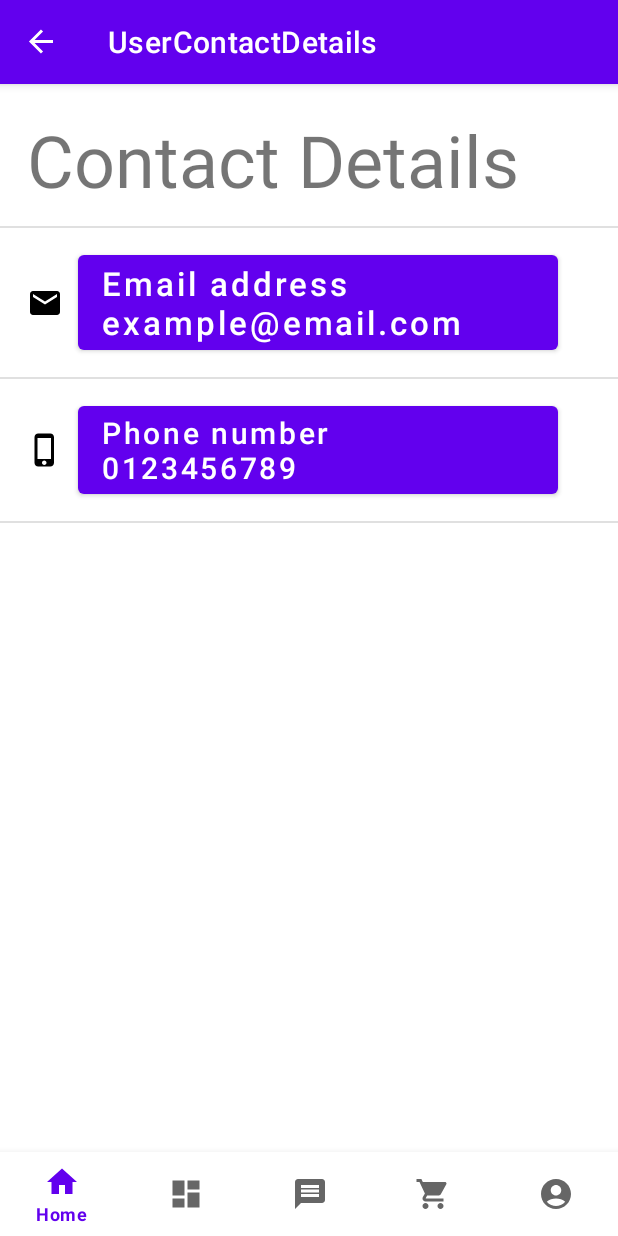
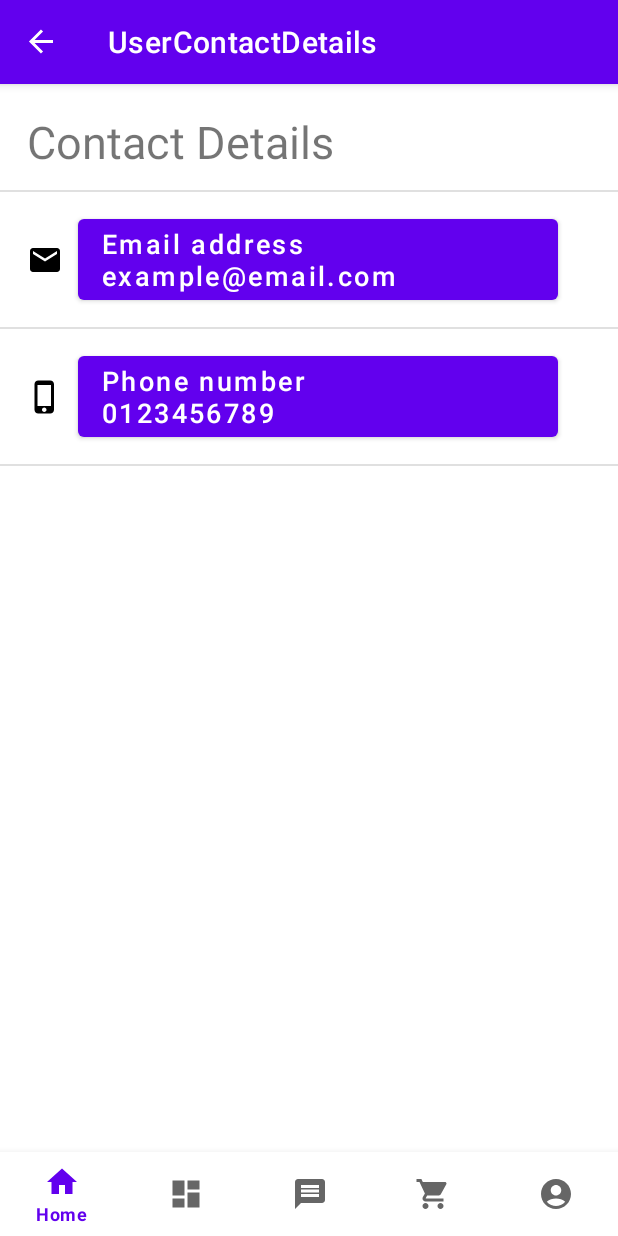
Before and after one commit to ChloeL01/CP3407---Assignment, an Android app: the UserContactDetails screen opened through its navigation route, on a phone screen of 412 x 824 dp. Run offline under Robolectric (Android 15) with nearby library versions, the phone set to English and light mode, and no system bars; our stand-ins replace data binding, navigation-ui.

Commit message:
Created basic UI for fragment_change_password.xml, fragment_user_contact_details.xml. Added navigation for ProfileFragment.kt to UserContactDetails.kt and ChangePassword.kt

```diff
--- a/CP3407Assignment/app/src/main/java/com/example/cp3407_assignment/ui/profile/UserContactDetails.kt
+++ b/CP3407Assignment/app/src/main/java/com/example/cp3407_assignment/ui/profile/UserContactDetails.kt
@@ -25,4 +25,19 @@ class UserContactDetails : Fragment() {
     }
 
 
+    override fun onResume() {
+        super.onResume()
+
+        binding.emailAddress.setOnClickListener { changeEmailAddress() }
+        binding.phoneNumber.setOnClickListener { changePhoneNumber() }
+    }
+
+    private fun changePhoneNumber() {
+        TODO("Not yet implemented")
+    }
+
+    private fun changeEmailAddress() {
+        TODO("Not yet implemented")
+    }
+
 }
--- a/CP3407Assignment/app/src/main/res/layout/fragment_user_contact_details.xml
+++ b/CP3407Assignment/app/src/main/res/layout/fragment_user_contact_details.xml
@@ -19,7 +19,7 @@
             android:layout_marginStart="18dp"
             android:layout_marginTop="18dp"
             android:text="@string/contact_details"
-            android:textSize="48sp"
+            android:textSize="30sp"
             app:layout_constraintStart_toStartOf="parent"
             app:layout_constraintTop_toTopOf="parent" />
 
@@ -40,7 +40,7 @@
             android:gravity="start"
             android:text="Email address\nexample@email.com"
             android:textAllCaps="false"
-            android:textSize="22sp"
+            android:textSize="18sp"
             android:typeface="normal"
             app:layout_constraintStart_toEndOf="@+id/email_ic"
             app:layout_constraintTop_toBottomOf="@+id/contact_title_divider" />
@@ -62,7 +62,7 @@
             android:text="Phone number\n0123456789"
             android:layout_marginStart="10dp"
             android:textAllCaps="false"
-            android:textSize="20sp"
+            android:textSize="18sp"
             android:typeface="normal"
             app:layout_constraintStart_toEndOf="@+id/phone_ic"
             app:layout_constraintTop_toBottomOf="@+id/email_divider" />
@@ -94,6 +94,5 @@
             app:layout_constraintStart_toStartOf="@+id/email_ic"
             app:layout_constraintTop_toTopOf="@+id/phone_number"
             app:srcCompat="@drawable/ic_phone" />
-
     </androidx.constraintlayout.widget.ConstraintLayout>
 </layout>
--- a/CP3407Assignment/app/src/main/res/navigation/mobile_navigation.xml
+++ b/CP3407Assignment/app/src/main/res/navigation/mobile_navigation.xml
@@ -48,6 +48,9 @@
         <action
             android:id="@+id/action_navigation_profile_to_userContactDetails"
             app:destination="@id/userContactDetails" />
+        <action
+            android:id="@+id/action_navigation_profile_to_changePassword"
+            app:destination="@id/changePassword" />
     </fragment>
     <fragment
         android:id="@+id/doggoInformation"
@@ -100,4 +103,8 @@
         android:id="@+id/userContactDetails"
         android:name="com.example.cp3407_assignment.ui.profile.UserContactDetails"
         android:label="UserContactDetails" />
+    <fragment
+        android:id="@+id/changePassword"
+        android:name="com.example.cp3407_assignment.ui.profile.ChangePassword"
+        android:label="ChangePassword" />
 </navigation>
--- /dev/null
+++ b/CP3407Assignment/app/src/main/res/values/ids.xml
@@ -0,0 +1,4 @@
+<?xml version="1.0" encoding="utf-8"?>
+<resources>
+    <item name="confirm_new_password_btn" type="id">confrim_new_password_btn</item>
+</resources>
--- a/CP3407Assignment/app/src/main/res/values/strings.xml
+++ b/CP3407Assignment/app/src/main/res/values/strings.xml
@@ -59,4 +59,8 @@
     <string name="contact_details">Contact Details</string>
     <string name="email_address_icon">email address icon</string>
     <string name="phone_number_icon">phone number icon</string>
+    <string name="password_rules">Your password must be at least six characters and should include a combination of numbers, letter and special characters (!$@%).</string>
+    <string name="current_password">Current password</string>
+    <string name="new_password">New password</string>
+    <string name="retype_new_password">Retype new password</string>
 </resources>
```
Also changed, not shown: CP3407Assignment/app/src/main/java/com/example/cp3407_assignment/ui/profile/ChangePassword.kt (added, +41 -0 lines), CP3407Assignment/app/src/main/java/com/example/cp3407_assignment/ui/profile/ProfileFragment.kt (+4 -5 lines), CP3407Assignment/app/src/main/res/layout/fragment_change_password.xml (added, +87 -0 lines), CP3407Assignment/app/src/main/res/layout/fragment_profile.xml (+4 -3 lines).
